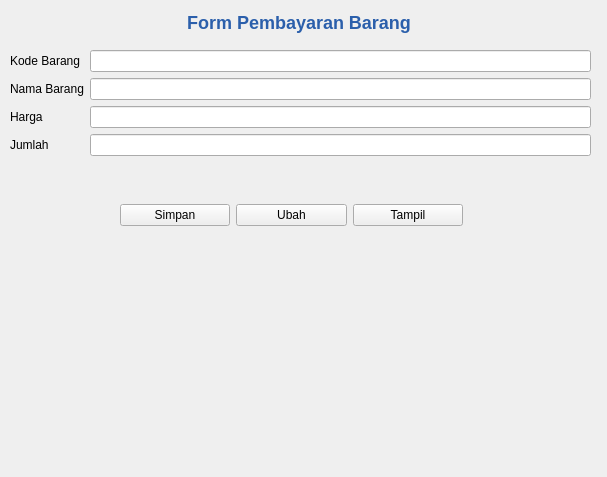
Above: Pengiriman/bayar.ui from Captaindaddy77/Visual3_2310010511 before the change. Below: the same form after it.
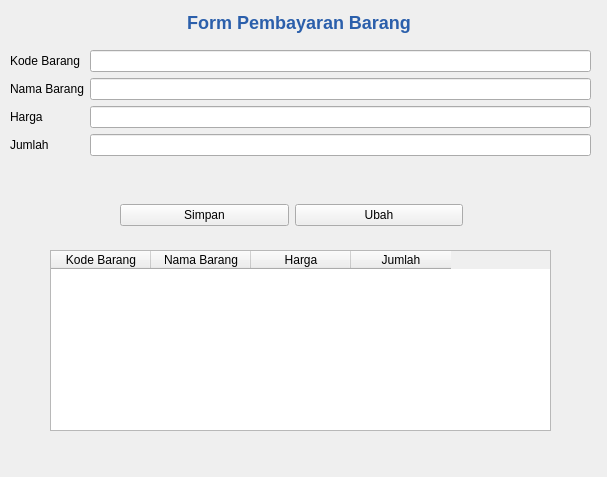
That is the form after the change.

Patch:
```diff
--- a/Pengiriman/bayar.ui
+++ b/Pengiriman/bayar.ui
@@ -108,15 +108,41 @@
       </property>
      </widget>
     </item>
-    <item>
-     <widget class="QPushButton" name="btnTampil">
-      <property name="text">
-       <string>Tampil</string>
-      </property>
-     </widget>
-    </item>
    </layout>
   </widget>
+  <widget class="QTableWidget" name="tableBarang">
+   <property name="geometry">
+    <rect>
+     <x>50</x>
+     <y>250</y>
+     <width>501</width>
+     <height>181</height>
+    </rect>
+   </property>
+   <property name="columnCount">
+    <number>4</number>
+   </property>
+   <column>
+    <property name="text">
+     <string>Kode Barang</string>
+    </property>
+   </column>
+   <column>
+    <property name="text">
+     <string>Nama Barang</string>
+    </property>
+   </column>
+   <column>
+    <property name="text">
+     <string>Harga</string>
+    </property>
+   </column>
+   <column>
+    <property name="text">
+     <string>Jumlah</string>
+    </property>
+   </column>
+  </widget>
  </widget>
  <resources/>
  <connections/>
```
